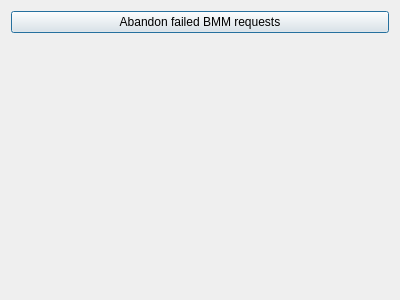
torkelrogstad/mainchain, file src/qt/forms/miningdialog.ui: the form before one commit.
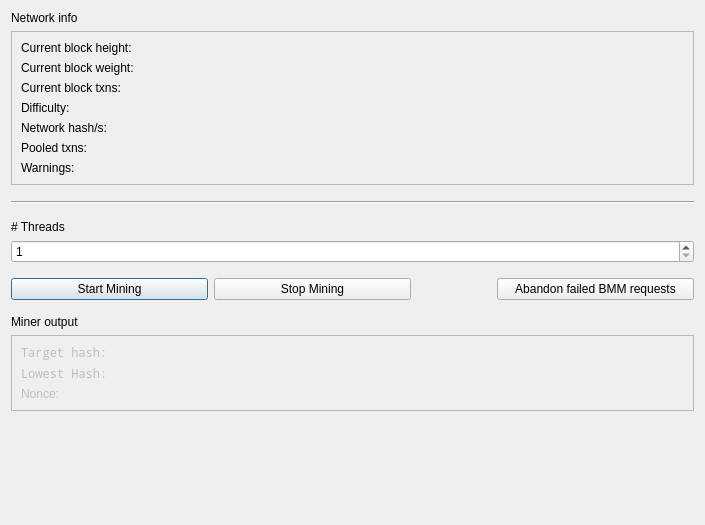
The form after the commit. Icons and pictures are not drawn.

Commit message:
Basic functionality of mining dialog
* Display network mining info (what you would see if you called
        getmininginfo)

* Add start & stop mining buttons

* Display miner output

Patch:
```diff
--- a/src/qt/forms/miningdialog.ui
+++ b/src/qt/forms/miningdialog.ui
@@ -6,8 +6,8 @@
    <rect>
     <x>0</x>
     <y>0</y>
-    <width>400</width>
-    <height>300</height>
+    <width>705</width>
+    <height>525</height>
    </rect>
   </property>
   <property name="windowTitle">
@@ -15,12 +15,244 @@
   </property>
   <layout class="QVBoxLayout" name="verticalLayout">
    <item>
-    <widget class="QPushButton" name="pushButtonAbandonBMM">
+    <widget class="QLabel" name="label_2">
      <property name="text">
-      <string>Abandon failed BMM requests</string>
+      <string>Network info</string>
      </property>
     </widget>
    </item>
+   <item>
+    <widget class="QFrame" name="frame">
+     <property name="frameShape">
+      <enum>QFrame::StyledPanel</enum>
+     </property>
+     <property name="frameShadow">
+      <enum>QFrame::Raised</enum>
+     </property>
+     <layout class="QVBoxLayout" name="verticalLayout_2">
+      <item>
+       <widget class="QLabel" name="labelHeight">
+        <property name="text">
+         <string>Current block height: </string>
+        </property>
+       </widget>
+      </item>
+      <item>
+       <widget class="QLabel" name="labelWeight">
+        <property name="text">
+         <string>Current block weight: </string>
+        </property>
+       </widget>
+      </item>
+      <item>
+       <widget class="QLabel" name="labelTxns">
+        <property name="text">
+         <string>Current block txns: </string>
+        </property>
+       </widget>
+      </item>
+      <item>
+       <widget class="QLabel" name="labelDiff">
+        <property name="text">
+         <string>Difficulty:</string>
+        </property>
+       </widget>
+      </item>
+      <item>
+       <widget class="QLabel" name="labelHashps">
+        <property name="text">
+         <string>Network hash/s: </string>
+        </property>
+       </widget>
+      </item>
+      <item>
+       <widget class="QLabel" name="labelPooled">
+        <property name="text">
+         <string>Pooled txns:</string>
+        </property>
+       </widget>
+      </item>
+      <item>
+       <widget class="QLabel" name="labelWarnings">
+        <property name="text">
+         <string>Warnings:</string>
+        </property>
+       </widget>
+      </item>
+     </layout>
+    </widget>
+   </item>
+   <item>
+    <spacer name="verticalSpacer_3">
+     <property name="orientation">
+      <enum>Qt::Vertical</enum>
+     </property>
+     <property name="sizeType">
+      <enum>QSizePolicy::Fixed</enum>
+     </property>
+     <property name="sizeHint" stdset="0">
+      <size>
+       <width>20</width>
+       <height>10</height>
+      </size>
+     </property>
+    </spacer>
+   </item>
+   <item>
+    <widget class="Line" name="line">
+     <property name="orientation">
+      <enum>Qt::Horizontal</enum>
+     </property>
+    </widget>
+   </item>
+   <item>
+    <spacer name="verticalSpacer_2">
+     <property name="orientation">
+      <enum>Qt::Vertical</enum>
+     </property>
+     <property name="sizeType">
+      <enum>QSizePolicy::Fixed</enum>
+     </property>
+     <property name="sizeHint" stdset="0">
+      <size>
+       <width>20</width>
+       <height>10</height>
+      </size>
+     </property>
+    </spacer>
+   </item>
+   <item>
+    <widget class="QLabel" name="label">
+     <property name="text">
+      <string># Threads</string>
+     </property>
+    </widget>
+   </item>
+   <item>
+    <widget class="QSpinBox" name="spinBoxThreads">
+     <property name="buttonSymbols">
+      <enum>QAbstractSpinBox::UpDownArrows</enum>
+     </property>
+     <property name="minimum">
+      <number>1</number>
+     </property>
+    </widget>
+   </item>
+   <item>
+    <widget class="QFrame" name="frame_2">
+     <property name="frameShape">
+      <enum>QFrame::NoFrame</enum>
+     </property>
+     <property name="frameShadow">
+      <enum>QFrame::Raised</enum>
+     </property>
+     <property name="lineWidth">
+      <number>0</number>
+     </property>
+     <layout class="QHBoxLayout" name="horizontalLayout">
+      <property name="leftMargin">
+       <number>0</number>
+      </property>
+      <property name="rightMargin">
+       <number>0</number>
+      </property>
+      <item>
+       <widget class="QPushButton" name="pushButtonStartMining">
+        <property name="text">
+         <string>Start Mining</string>
+        </property>
+        <property name="icon">
+         <iconset resource="../drivenet.qrc">
+          <normaloff>:/icons/tx_mined</normaloff>:/icons/tx_mined</iconset>
+        </property>
+       </widget>
+      </item>
+      <item>
+       <widget class="QPushButton" name="pushButtonStopMining">
+        <property name="text">
+         <string>Stop Mining</string>
+        </property>
+       </widget>
+      </item>
+      <item>
+       <spacer name="horizontalSpacer">
+        <property name="orientation">
+         <enum>Qt::Horizontal</enum>
+        </property>
+        <property name="sizeType">
+         <enum>QSizePolicy::Fixed</enum>
+        </property>
+        <property name="sizeHint" stdset="0">
+         <size>
+          <width>80</width>
+          <height>20</height>
+         </size>
+        </property>
+       </spacer>
+      </item>
+      <item>
+       <widget class="QPushButton" name="pushButtonAbandonBMM">
+        <property name="text">
+         <string>Abandon failed BMM requests</string>
+        </property>
+       </widget>
+      </item>
+     </layout>
+    </widget>
+   </item>
+   <item>
+    <widget class="QLabel" name="labelMinerOutput">
+     <property name="text">
+      <string>Miner output</string>
+     </property>
+    </widget>
+   </item>
+   <item>
+    <widget class="QFrame" name="frameMiningOutput">
+     <property name="enabled">
+      <bool>false</bool>
+     </property>
+     <property name="frameShape">
+      <enum>QFrame::StyledPanel</enum>
+     </property>
+     <property name="frameShadow">
+      <enum>QFrame::Raised</enum>
+     </property>
+     <layout class="QVBoxLayout" name="verticalLayout_3">
+      <item>
+       <widget class="QLabel" name="labelHashTarget">
+        <property name="font">
+         <font>
+          <family>Noto Mono</family>
+         </font>
+        </property>
+        <property name="text">
+         <string>Target hash: </string>
+        </property>
+       </widget>
+      </item>
+      <item>
+       <widget class="QLabel" name="labelHashBest">
+        <property name="font">
+         <font>
+          <family>Noto Mono</family>
+         </font>
+        </property>
+        <property name="text">
+         <string>Lowest Hash:</string>
+        </property>
+       </widget>
+      </item>
+      <item>
+       <widget class="QLabel" name="labelNonce">
+        <property name="text">
+         <string>Nonce:</string>
+        </property>
+       </widget>
+      </item>
+     </layout>
+    </widget>
+   </item>
    <item>
     <spacer name="verticalSpacer">
      <property name="orientation">
```
Left out of the diff: 8 changed lines with no effect on the pictures. The commit also changes 6 other files.
